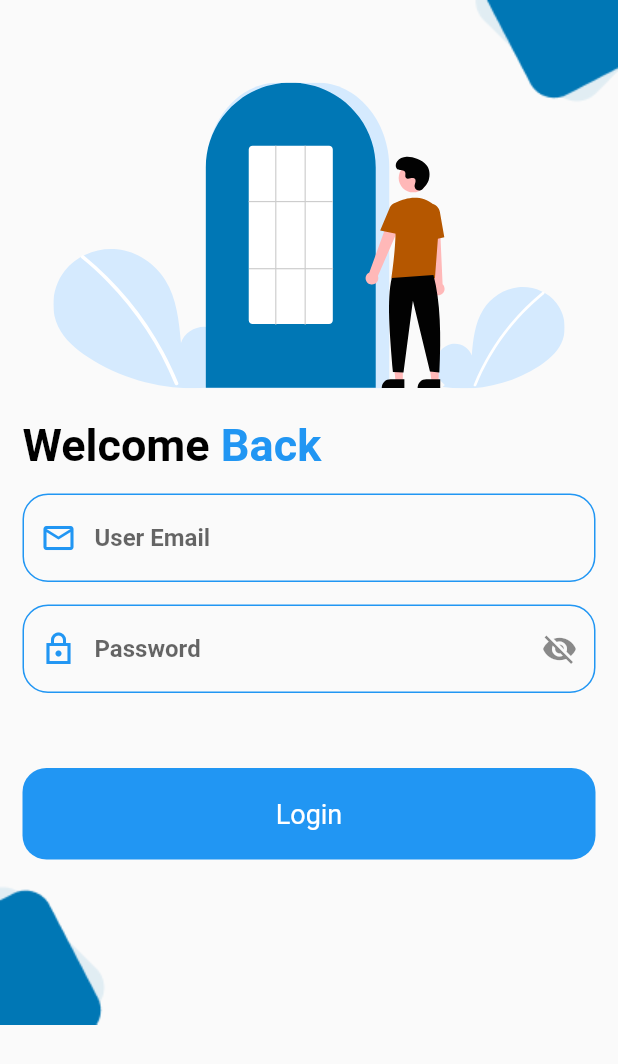
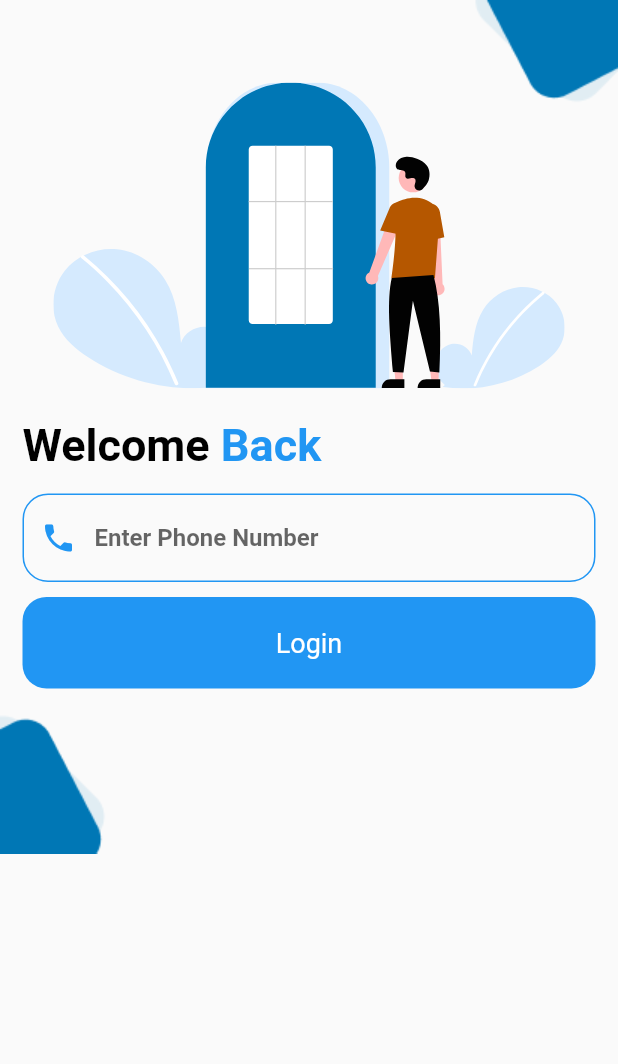
Before and after one commit to gabbar1/surigas, a Flutter app: the screen it shows after launch, on a phone screen of 412 x 824 dp. Shown: the top 1064 px of the screen. Run offline on Flutter 3.47's test engine with Material 2 defaults, Android fonts, the phone set to English and light mode, and no system bars; our stand-ins replace cloud_firestore, firebase_auth, firebase_core, flutter_svg, get; missing offline and left inert: flutter_keyboard_size; accounts and stored records are empty.

Commit message:
push by abhishek new login and register

```diff
--- /dev/null
+++ b/lib/model/auth/register_form.dart
@@ -0,0 +1,46 @@
+
+class RegisterFormModel {
+  String? name;
+  int? mobileNumber;
+  String? email;
+  String? address;
+  int? pincode;
+  int? orgId;
+  int? refId;
+  bool? isDealder;
+
+  RegisterFormModel(
+      {this.name,
+        this.mobileNumber,
+        this.email,
+        this.address,
+        this.pincode,
+        this.orgId,
+        this.refId,
+        this.isDealder
+      });
+
+  RegisterFormModel.fromJson(Map<String, dynamic> json) {
+    name = json['name'];
+    mobileNumber = json['mobile_number'];
+    email = json['email'];
+    address = json['address'];
+    pincode = json['pincode'];
+    orgId = json['org_id'];
+    refId = json['ref_id'];
+    isDealder = json['isDealder'];
+  }
+
+  Map<String, dynamic> toJson() {
+    final Map<String, dynamic> data = new Map<String, dynamic>();
+    data['name'] = this.name;
+    data['mobile_number'] = this.mobileNumber;
+    data['email'] = this.email;
+    data['address'] = this.address;
+    data['pincode'] = this.pincode;
+    data['org_id'] = this.orgId;
+    data['ref_id'] = this.refId;
+    data['isDealder'] = this.isDealder;
+    return data;
+  }
+}
--- a/lib/view/screens/login/authenticator.dart
+++ b/lib/view/screens/login/authenticator.dart
@@ -11,6 +11,7 @@ class Authenticator extends StatelessWidget {
         stream: FirebaseAuth.instance.authStateChanges(),
         builder: ((context, snapshot) {
          if(snapshot.hasData){
+
            return HomePage();
          }else{
            return LoginPage();
--- a/lib/view/screens/login/login_view.dart
+++ b/lib/view/screens/login/login_view.dart
@@ -1,10 +1,9 @@
-import 'package:firebase_auth/firebase_auth.dart';
 import 'package:flutter/material.dart';
 import 'package:flutter_keyboard_size/flutter_keyboard_size.dart';
 import 'package:flutter_svg/flutter_svg.dart';
 import 'package:get/get.dart';
 import 'package:surigas/view_model/login_auth_vm/login_auth_vm.dart';
-import '../homepage/HomePage_view.dart';
+
 
 
 class LoginPage extends StatefulWidget {
@@ -63,27 +62,32 @@ class _LoginPageState extends State<LoginPage> {
                         ],
                       ),
                       SizedBox(height: 15.0,),
-                      TextField(
-                        textInputAction: TextInputAction.next,
+                      Obx(()=>TextField(
+                        readOnly: loginAuthVM.getIsOtp,
+
+                        textInputAction: TextInputAction.done,
                         controller: _emailController,
-                        keyboardType: TextInputType.emailAddress,
+                        keyboardType: TextInputType.phone,
+                        onSubmitted: (_){
+                          loginAuthVM.login(phone:_emailController.text);
+                        },
                         decoration: InputDecoration(
-                            hintText: "User Email",
+                            hintText: "Enter Phone Number",
                             hintStyle: TextStyle(fontWeight: FontWeight.bold),
                             enabledBorder: border,
                             focusedBorder: border,
                             prefixIcon: Icon(
-                              Icons.mail_outline_outlined,
+                              Icons.phone,
                               color: Colors.blue,
                             )),
-                      ),
-                      const SizedBox(height: 15.0,),
-                      TextFormField(
+                      )),
+                      Obx(()=> SizedBox(height: (loginAuthVM.getIsOtp)==true?15.0:0.0,),),
+                      Obx(()=>(loginAuthVM.getIsOtp)==true?TextFormField(
                         textInputAction: TextInputAction.done,
                         controller: _passwordController,
                         obscureText: isSecured,
                         decoration: InputDecoration(
-                          hintText: "Password",
+                            hintText: "OTP",
                             hintStyle: TextStyle(fontWeight: FontWeight.bold),
                             enabledBorder: border,
                             focusedBorder: border,
@@ -91,17 +95,12 @@ class _LoginPageState extends State<LoginPage> {
                               Icons.lock_outline_sharp,
                               color: Colors.blue,
                             ),
-                          suffixIcon: IconButton(icon: Icon(!isSecured ? Icons.visibility:Icons.visibility_off),onPressed: (){
-                            isSecured = !isSecured;
-                            setState(() {
 
-                            });
-                          },)
                         ),
 
-                      ),
-                      const SizedBox(height: 50.0,),
-                      Container(
+                      ):SizedBox()),
+                      Obx(()=> SizedBox(height:(loginAuthVM.getIsOtp)==true? 50.0:10.0,)),
+                      Obx(()=>Container(
                         width: double.infinity,
                         child: RawMaterialButton(
                           fillColor: Colors.blue,
@@ -111,14 +110,19 @@ class _LoginPageState extends State<LoginPage> {
                             borderRadius: BorderRadius.circular(16.0),
                           ),
                           onPressed: () async {
-                            loginAuthVM.loginUsingEmailPassword(email: _emailController.text,password: _passwordController.text);
+                            if(loginAuthVM.getIsOtp){
+                              loginAuthVM.loginUser(otp: _passwordController.text,context: context);
+                            }else{
+                              loginAuthVM.login(phone:_emailController.text);
+                            }
+
                           },
                           child: Text(
-                            "Login",
+                           loginAuthVM.getIsOtp==false? "Login":"Verify",
                             style: TextStyle(color: Colors.white, fontSize: 18),
                           ),
                         ),
-                      ),
+                      )),
                       SizedBox(height: 110.0,)
                     ],
                   ),
```
Also changed, not shown: lib/utils/common_widget.dart (added, +82 -0 lines), lib/utils/loader.dart (added, +47 -0 lines), lib/view/screens/homepage/HomePage_view.dart (+13 -0 lines), lib/view/screens/login/register_form.dart (added, +130 -0 lines), lib/view_model/login_auth_vm/login_auth_vm.dart (+109 -3 lines). Lines whose indentation alone changed are shown as unchanged.
